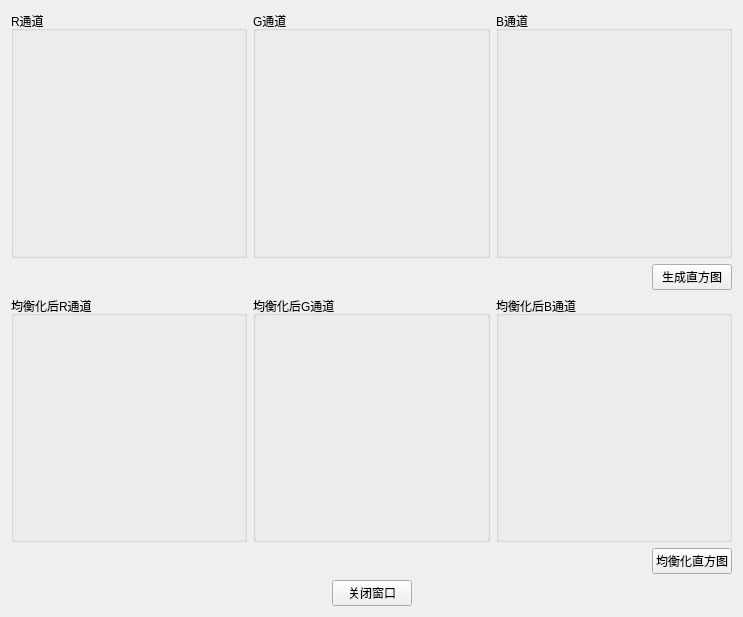
Above: mainwindow/Histogram.ui from Narthill/Image_processing before the change. Below: the same form after it.
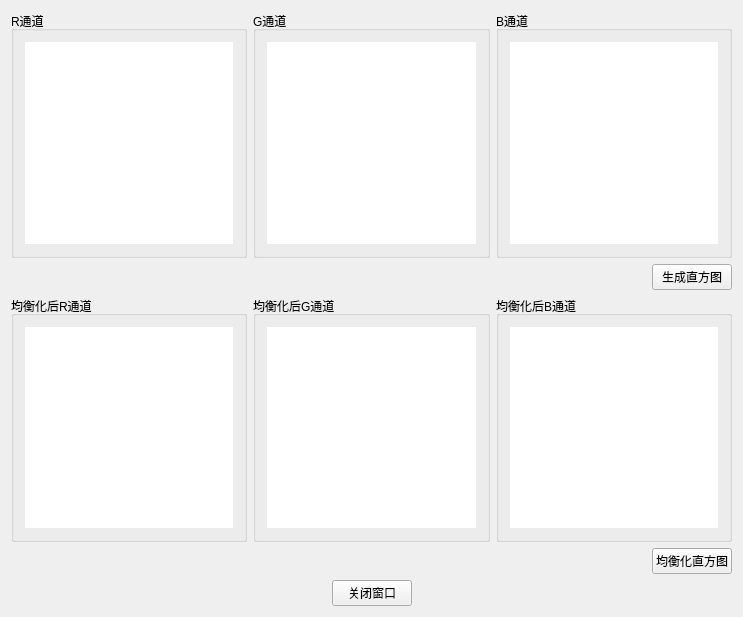
That is the form after the change.

```diff
--- a/mainwindow/Histogram.ui
+++ b/mainwindow/Histogram.ui
@@ -28,6 +28,9 @@
            <layout class="QVBoxLayout" name="verticalLayout_2">
             <item>
              <widget class="QLabel" name="Rlabel">
+              <property name="styleSheet">
+               <string notr="true">background-color:rgb(255, 255, 255)</string>
+              </property>
               <property name="text">
                <string/>
               </property>
@@ -44,6 +47,9 @@
            <layout class="QVBoxLayout" name="verticalLayout_4">
             <item>
              <widget class="QLabel" name="Glabel">
+              <property name="styleSheet">
+               <string notr="true">background-color:rgb(255, 255, 255)</string>
+              </property>
               <property name="text">
                <string/>
               </property>
@@ -60,6 +66,9 @@
            <layout class="QVBoxLayout" name="verticalLayout_3">
             <item>
              <widget class="QLabel" name="Blabel">
+              <property name="styleSheet">
+               <string notr="true">background-color:rgb(255, 255, 255)</string>
+              </property>
               <property name="text">
                <string/>
               </property>
@@ -108,6 +117,9 @@
            <layout class="QVBoxLayout" name="verticalLayout_5">
             <item>
              <widget class="QLabel" name="Res_Rlabel">
+              <property name="styleSheet">
+               <string notr="true">background-color:rgb(255, 255, 255)</string>
+              </property>
               <property name="text">
                <string/>
               </property>
@@ -124,6 +136,9 @@
            <layout class="QVBoxLayout" name="verticalLayout_7">
             <item>
              <widget class="QLabel" name="Res_Glabel">
+              <property name="styleSheet">
+               <string notr="true">background-color:rgb(255, 255, 255)</string>
+              </property>
               <property name="text">
                <string/>
               </property>
@@ -140,6 +155,9 @@
            <layout class="QVBoxLayout" name="verticalLayout_6">
             <item>
              <widget class="QLabel" name="Res_Blabel">
+              <property name="styleSheet">
+               <string notr="true">background-color:rgb(255, 255, 255)</string>
+              </property>
               <property name="text">
                <string/>
               </property>
```
